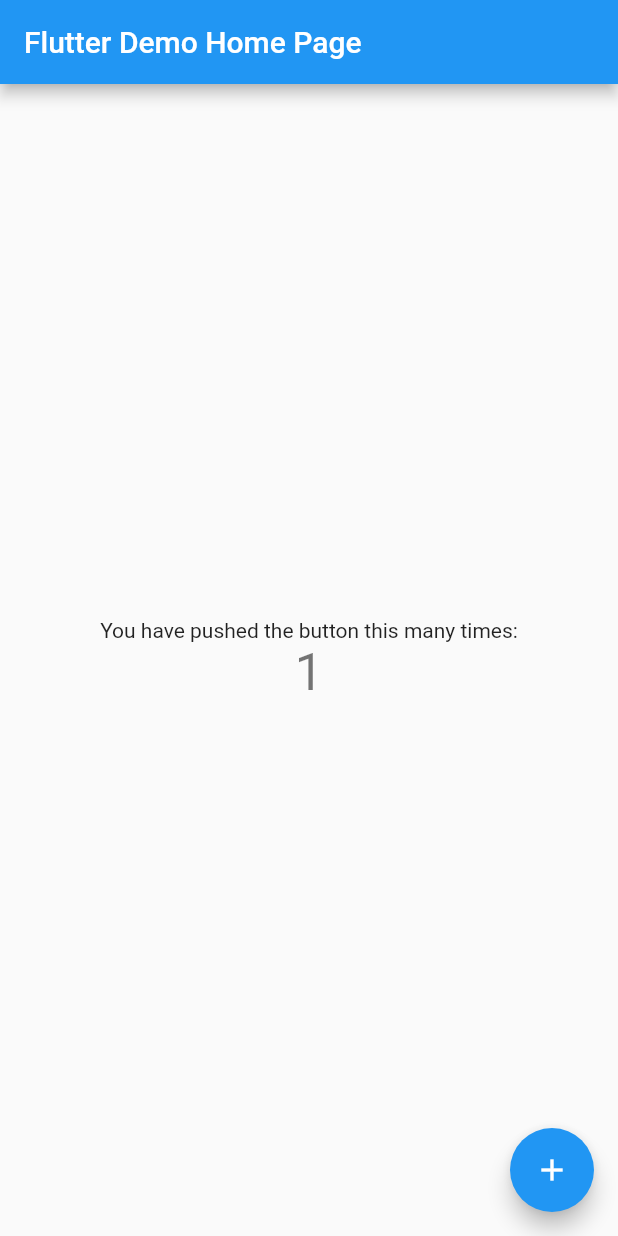
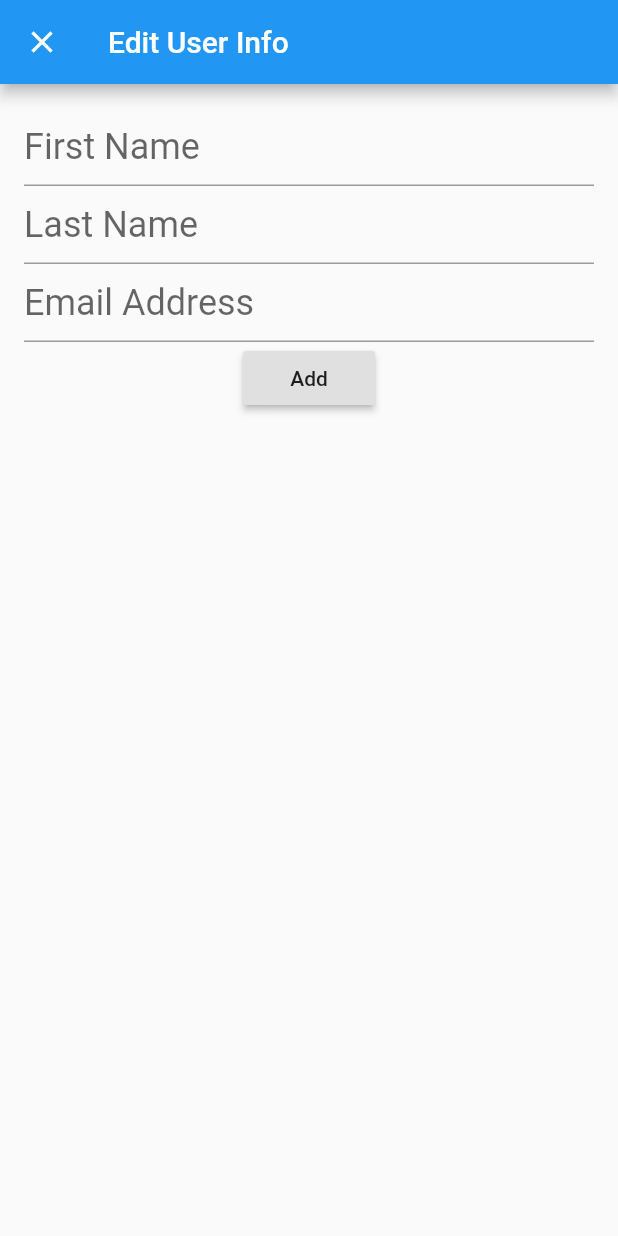
Before and after one commit to fabioavelino/multiplatform_for_will, a Flutter app: the screen it shows after launch, after a tap on the "add" icon, on a phone screen of 412 x 824 dp. Run offline on Flutter 3.47's test engine with Material 2 defaults, Android fonts, the phone set to English and light mode, and no system bars.

Commit message:
ready to win my bet

```diff
--- /dev/null
+++ b/lib/form_page.dart
@@ -0,0 +1,92 @@
+import 'package:flutter/material.dart';
+import './state_container.dart';
+
+class AddUserScreen extends StatelessWidget {
+  static final GlobalKey<FormState> formKey = new GlobalKey<FormState>();
+  static final GlobalKey<FormFieldState<String>> firstNameKey =
+      new GlobalKey<FormFieldState<String>>();
+  static final GlobalKey<FormFieldState<String>> lastNameKey =
+      new GlobalKey<FormFieldState<String>>();
+  static final GlobalKey<FormFieldState<String>> emailKey =
+      new GlobalKey<FormFieldState<String>>();
+
+  final User user;
+
+  const AddUserScreen({Key key, this.user}) : super(key: key);
+
+  @override
+  Widget build(BuildContext context) {
+    final container = StateContainer.of(context);
+    double width = MediaQuery.of(context).size.width > 600
+        ? MediaQuery.of(context).size.width / 2
+        : MediaQuery.of(context).size.width;
+    return new Padding(
+      padding: new EdgeInsets.all(16.0),
+      child: new Form(
+        key: formKey,
+        autovalidate: false,
+        child: new Column(
+          children: [
+            Container(
+                width: width,
+                child: TextFormField(
+                  key: firstNameKey,
+                  style: Theme.of(context).textTheme.headline,
+                  decoration: new InputDecoration(
+                    hintText: 'First Name',
+                  ),
+                )),
+            Container(
+                width: width,
+                child: TextFormField(
+                  key: lastNameKey,
+                  style: Theme.of(context).textTheme.headline,
+                  decoration: new InputDecoration(
+                    hintText: 'Last Name',
+                  ),
+                )),
+            Container(
+                width: width,
+                child: TextFormField(
+                  key: emailKey,
+                  style: Theme.of(context).textTheme.headline,
+                  decoration: new InputDecoration(
+                    hintText: 'Email Address',
+                  ),
+                )),
+            RaisedButton(
+                child: Text("Add"),
+                onPressed: () {
+                  final form = formKey.currentState;
+                  if (form.validate()) {
+                    var firstName = firstNameKey.currentState.value;
+                    var lastName = lastNameKey.currentState.value;
+                    var email = emailKey.currentState.value;
+
+                    if (firstName == '') {
+                      firstName = null;
+                    }
+                    if (lastName == '') {
+                      lastName = null;
+                    }
+                    if (email == '') {
+                      email = null;
+                    }
+
+                    container.addUserInfo(
+                      firstName: firstName,
+                      lastName: lastName,
+                      email: email,
+                    );
+
+                    if (MediaQuery.of(context).size.width <= 600) {
+                      Navigator.pop(context);
+                    }
+                  }
+                })
+          ],
+        ),
+      ),
+    );
+  }
+}
--- a/lib/main.dart
+++ b/lib/main.dart
@@ -1,111 +1,99 @@
 import 'package:flutter/material.dart';
+import './form_page.dart';
+import './state_container.dart';
 
-void main() => runApp(MyApp());
+void main() {
+  runApp(new StateContainer(child: new TodoApp(), users: new List<User>()));
+}
 
-class MyApp extends StatelessWidget {
-  // This widget is the root of your application.
+class TodoApp extends StatelessWidget {
   @override
   Widget build(BuildContext context) {
-    return MaterialApp(
-      title: 'Flutter Demo',
-      theme: ThemeData(
-        // This is the theme of your application.
-        //
-        // Try running your application with "flutter run". You'll see the
-        // application has a blue toolbar. Then, without quitting the app, try
-        // changing the primarySwatch below to Colors.green and then invoke
-        // "hot reload" (press "r" in the console where you ran "flutter run",
-        // or simply save your changes to "hot reload" in a Flutter IDE).
-        // Notice that the counter didn't reset back to zero; the application
-        // is not restarted.
-        primarySwatch: Colors.blue,
-      ),
-      home: MyHomePage(title: 'Flutter Demo Home Page'),
+    return new MaterialApp(
+      title: 'Some Todos',
+      home: new HomeScreen(),
     );
   }
 }
 
-class MyHomePage extends StatefulWidget {
-  MyHomePage({Key key, this.title}) : super(key: key);
-
-  // This widget is the home page of your application. It is stateful, meaning
-  // that it has a State object (defined below) that contains fields that affect
-  // how it looks.
-
-  // This class is the configuration for the state. It holds the values (in this
-  // case the title) provided by the parent (in this case the App widget) and
-  // used by the build method of the State. Fields in a Widget subclass are
-  // always marked "final".
-
-  final String title;
-
+class HomeScreen extends StatefulWidget {
   @override
-  _MyHomePageState createState() => _MyHomePageState();
+  HomeScreenState createState() => new HomeScreenState();
 }
 
-class _MyHomePageState extends State<MyHomePage> {
-  int _counter = 0;
+class HomeScreenState extends State<HomeScreen> {
+  bool isLargeScreen = false;
+  List<User> users;
 
-  void _incrementCounter() {
-    setState(() {
-      // This call to setState tells the Flutter framework that something has
-      // changed in this State, which causes it to rerun the build method below
-      // so that the display can reflect the updated values. If we changed
-      // _counter without calling setState(), then the build method would not be
-      // called again, and so nothing would appear to happen.
-      _counter++;
-    });
+  Widget get _usersInfo {
+    return Expanded(
+        child: ListView.builder(
+            scrollDirection: Axis.vertical,
+            shrinkWrap: true,
+            padding: const EdgeInsets.all(8),
+            itemCount: users.length,
+            itemBuilder: (BuildContext context, int index) {
+              return Container(
+                height: 50,
+                child: Center(
+                    child: Text(
+                        '${users[index].firstName} ${users[index].lastName}, ${users[index].email}')),
+              );
+            }));
+  }
+
+  Widget get _welcomeMessage {
+    return new Center(
+      child: new Column(
+        mainAxisAlignment: MainAxisAlignment.center,
+        crossAxisAlignment: CrossAxisAlignment.center,
+        children: <Widget>[
+          new Text('Please add users informations'),
+        ],
+      ),
+    );
+  }
+
+  void _addUser(BuildContext context) {
+    Navigator.push(
+      context,
+      new MaterialPageRoute(
+        fullscreenDialog: true,
+        builder: (context) {
+          return new Scaffold(
+              appBar: new AppBar(
+                title: new Text('Edit User Info'),
+              ),
+              body: new AddUserScreen());
+        },
+      ),
+    );
   }
 
   @override
   Widget build(BuildContext context) {
-    // This method is rerun every time setState is called, for instance as done
-    // by the _incrementCounter method above.
-    //
-    // The Flutter framework has been optimized to make rerunning build methods
-    // fast, so that you can just rebuild anything that needs updating rather
-    // than having to individually change instances of widgets.
-    return Scaffold(
-      appBar: AppBar(
-        // Here we take the value from the MyHomePage object that was created by
-        // the App.build method, and use it to set our appbar title.
-        title: Text(widget.title),
+    final container = StateContainer.of(context);
+    users = container.users;
+    if (MediaQuery.of(context).size.width > 600) {
+      isLargeScreen = true;
+    } else {
+      isLargeScreen = false;
+    }
+    debugPrint('isLargeScreen: ${isLargeScreen}');
+    var body = users.length > 0 ? _usersInfo : _welcomeMessage;
+    return new Scaffold(
+      appBar: new AppBar(
+        title: new Text('Contacts'),
       ),
-      body: Center(
-        // Center is a layout widget. It takes a single child and positions it
-        // in the middle of the parent.
-        child: Column(
-          // Column is also a layout widget. It takes a list of children and
-          // arranges them vertically. By default, it sizes itself to fit its
-          // children horizontally, and tries to be as tall as its parent.
-          //
-          // Invoke "debug painting" (press "p" in the console, choose the
-          // "Toggle Debug Paint" action from the Flutter Inspector in Android
-          // Studio, or the "Toggle Debug Paint" command in Visual Studio Code)
-          // to see the wireframe for each widget.
-          //
-          // Column has various properties to control how it sizes itself and
-          // how it positions its children. Here we use mainAxisAlignment to
-          // center the children vertically; the main axis here is the vertical
-          // axis because Columns are vertical (the cross axis would be
-          // horizontal).
-          mainAxisAlignment: MainAxisAlignment.center,
-          children: <Widget>[
-            Text(
-              'You have pushed the button this many times:',
+      body: isLargeScreen
+          ? Row(children: <Widget>[_usersInfo, new AddUserScreen()])
+          : body,
+      floatingActionButton: isLargeScreen
+          ? null
+          : new FloatingActionButton(
+              onPressed: () => _addUser(context),
+              child: new Icon(Icons.add),
             ),
-            Text(
-              '$_counter',
-              style: Theme.of(context).textTheme.display1,
-            ),
-          ],
-        ),
-      ),
-      floatingActionButton: FloatingActionButton(
-        onPressed: _incrementCounter,
-        tooltip: 'Increment',
-        child: Icon(Icons.add),
-      ), // This trailing comma makes auto-formatting nicer for build methods.
     );
   }
 }
--- /dev/null
+++ b/lib/state_container.dart
@@ -0,0 +1,63 @@
+import 'package:flutter/cupertino.dart';
+import 'package:flutter/foundation.dart';
+
+class User {
+  String firstName;
+  String lastName;
+  String email;
+
+  User(this.firstName, this.lastName, this.email);
+}
+
+class StateContainer extends StatefulWidget {
+  final Widget child;
+  final List<User> users;
+
+  StateContainer({
+    @required this.child,
+    this.users,
+  });
+
+  static StateContainerState of(BuildContext context) {
+    return (context.inheritFromWidgetOfExactType(_InheritedStateContainer)
+            as _InheritedStateContainer)
+        .data;
+  }
+
+  @override
+  StateContainerState createState() => new StateContainerState();
+}
+
+class StateContainerState extends State<StateContainer> {
+  List<User> users = new List<User>();
+
+  void addUserInfo({firstName, lastName, email}) {
+    User user = new User(firstName, lastName, email);
+    users.add(user);
+
+    setState(() {
+      users = users;
+    });
+  }
+
+  @override
+  Widget build(BuildContext context) {
+    return new _InheritedStateContainer(
+      data: this,
+      child: widget.child,
+    );
+  }
+}
+
+class _InheritedStateContainer extends InheritedWidget {
+  final StateContainerState data;
+
+  _InheritedStateContainer({
+    Key key,
+    @required this.data,
+    @required Widget child,
+  }) : super(key: key, child: child);
+
+  @override
+  bool updateShouldNotify(_InheritedStateContainer old) => true;
+}
```
Also changed, not shown: pubspec.lock, 4 other files.
